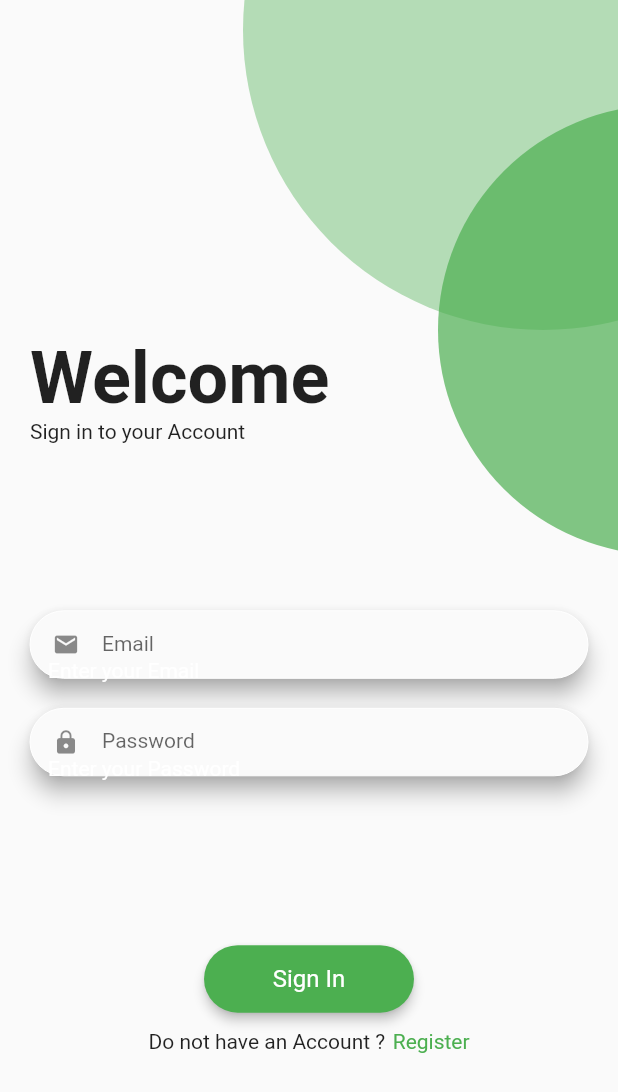
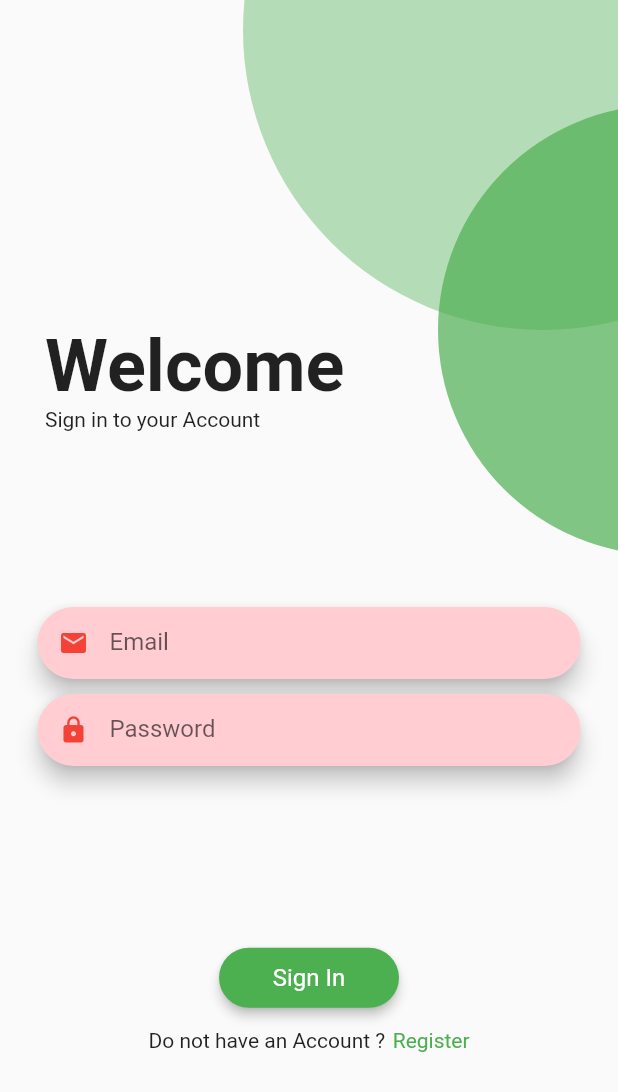
Before and after one commit to akashdeep007/hack-20, a Flutter app: the screen it shows after launch, after a tap on "Sign In", on a phone screen of 412 x 824 dp. Shown: the top 1092 px of the screen. Run offline on Flutter 3.47's test engine with Material 2 defaults, Android fonts, the phone set to English and light mode, and no system bars; our stand-ins replace cloud_firestore, firebase_auth, validators; accounts and stored records are empty.

Commit message:
Error Handling Done in Form

```diff
--- a/lib/blocs/DatabaseService.dart
+++ b/lib/blocs/DatabaseService.dart
@@ -1,5 +1,3 @@
-import 'dart:convert';
-
 import 'package:cloud_firestore/cloud_firestore.dart';
 import 'package:the_robin_app/models/User.dart';
 
--- a/lib/main.dart
+++ b/lib/main.dart
@@ -20,8 +20,8 @@ class MyApp extends StatelessWidget {
         theme: ThemeData(
           buttonTheme: ButtonThemeData(
             textTheme: ButtonTextTheme.primary,
-            height: 45,
-            minWidth: 140,
+            height: 40,
+            minWidth: 120,
             shape: RoundedRectangleBorder(
               borderRadius: BorderRadius.circular(29),
             )
--- a/lib/pages/AuthForm.dart
+++ b/lib/pages/AuthForm.dart
@@ -40,14 +40,17 @@ class _AuthFormState extends State<AuthForm> {
                   height: 100,
                 ),
               ),
-              AnimatedSwitcher(
-                duration: Duration(milliseconds: 200),
-                transitionBuilder: (child, animation) => ScaleTransition(scale: animation, alignment: FractionalOffset.center, child: child,),
-                child: _isSignup ? Signup(changeForm: _changeForm) : Login(changeForm: _changeForm,),
+              Container(
+                margin: EdgeInsets.all(10),
+                child: AnimatedSwitcher(
+                  duration: Duration(milliseconds: 200),
+                  transitionBuilder: (child, animation) => ScaleTransition(scale: animation, alignment: FractionalOffset.center, child: child,),
+                  child: _isSignup ? Signup(changeForm: _changeForm) : Login(changeForm: _changeForm,),
+                ),
               ),
             ],
           )
       ),
-    );;
+    );
   }
 }
--- a/lib/pages/LandingPage.dart
+++ b/lib/pages/LandingPage.dart
@@ -1,7 +1,7 @@
 import 'package:flutter/material.dart';
 
 class LandingPage extends StatelessWidget {
-  PageController _pageController = PageController(initialPage: 0);
+  final PageController _pageController = PageController(initialPage: 0);
   @override
   Widget build(BuildContext context) {
     return Scaffold(
--- a/lib/pages/Wrapper.dart
+++ b/lib/pages/Wrapper.dart
@@ -3,9 +3,6 @@ import 'package:flutter/material.dart';
 import 'package:provider/provider.dart';
 import 'package:the_robin_app/pages/AuthForm.dart';
 import 'package:the_robin_app/pages/Home.dart';
-import 'package:the_robin_app/pages/LandingPage.dart';
-import 'package:the_robin_app/widgets/Login.dart';
-import 'package:the_robin_app/widgets/Signup.dart';
 
 class Wrapper extends StatelessWidget {
   @override
--- /dev/null
+++ b/lib/widgets/InputField.dart
@@ -0,0 +1,39 @@
+import 'package:flutter/material.dart';
+
+
+class CustomInputField extends StatelessWidget {
+  final String title;
+  final IconData icon;
+  final Function inputHandler;
+  final bool error;
+  final bool isObsecure;
+
+  const CustomInputField({Key key, this.title, this.icon, this.inputHandler, this.error, this.isObsecure = false }) : super(key: key);
+
+  Widget build(BuildContext context) {
+    return Container(
+      margin: EdgeInsets.all(5),
+      child: Material(
+        color: error ? Colors.red[100] : Colors.white,
+        borderRadius: BorderRadius.circular(29),
+        elevation: 6,
+        child: TextFormField(
+          obscureText: isObsecure,
+          onChanged: (value){
+            inputHandler(title, value);
+          },
+          decoration: InputDecoration(
+            labelText: title,
+            prefixIcon: Icon(icon, size: 20, color: error ? Colors.red : Colors.green,),
+            floatingLabelBehavior: FloatingLabelBehavior.never,
+            isDense: true,
+            contentPadding: EdgeInsets.all(5),
+            border: OutlineInputBorder(
+                borderRadius: BorderRadius.circular(30.0),
+                borderSide: BorderSide.none),
+          ),
+
+          ),
+        ));
+  }
+}
--- a/lib/widgets/Login.dart
+++ b/lib/widgets/Login.dart
@@ -1,13 +1,11 @@
-import 'package:firebase_auth/firebase_auth.dart';
-import 'package:flutter/foundation.dart';
+import 'package:flutter/cupertino.dart';
 import 'package:flutter/material.dart';
-import 'package:provider/provider.dart';
 import 'package:the_robin_app/blocs/AuthService.dart';
-import 'package:the_robin_app/widgets/CustomCircles.dart';
-import 'package:the_robin_app/widgets/Signup.dart';
+import 'package:validators/validators.dart' as validators;
+import 'package:the_robin_app/widgets/InputField.dart';
 
 class Login extends StatefulWidget {
-  Function changeForm;
+  final Function changeForm;
   Login({this.changeForm});
   @override
   _LoginState createState() => _LoginState();
@@ -16,54 +14,25 @@ class Login extends StatefulWidget {
 class _LoginState extends State<Login> {
   String _email = "";
   String _password = "";
+  bool _emailError = false;
+  bool _passwordError = false;
+
+  bool isLoading = false;
   final _formKey = GlobalKey<FormState>();
 
-  _buildFormField(String title, Function inputHandler){
-    return Container(
-      height: 45,
-      margin: EdgeInsets.all(10),
-      child: Material(
-        borderRadius: BorderRadius.circular(29),
-        shadowColor: Colors.grey,
-        elevation: 6,
-        child: TextFormField(
-          obscureText: title.split(" ").last == "Password",
-          validator: (value){
-            if(value.length == 0) return 'Enter your $title';
-          },
-          style: TextStyle(fontSize: 14),
-          onChanged: (value) => inputHandler(title, value),
-          decoration: InputDecoration(
-            labelText: title,
-            floatingLabelBehavior: FloatingLabelBehavior.never,
-            isDense: true,
-            errorBorder: OutlineInputBorder(
-                borderSide: BorderSide(width: 0, color: Colors.white),
-                gapPadding: 12.0,
-                borderRadius: BorderRadius.circular(29)
-            ),
-            errorStyle: TextStyle(height: -1, inherit: debugInstrumentationEnabled),
-            focusedErrorBorder: OutlineInputBorder(
-                borderSide: BorderSide(width: 0, color: Colors.white),
-                borderRadius: BorderRadius.circular(29)
-            ),
-            border: OutlineInputBorder(
-                borderRadius: BorderRadius.circular(29)
-            ),
-            prefixIcon: title == "Email" ? Icon(Icons.email) : Icon(Icons.lock),
-          ),
-        ),
-      ),
-    );
-  }
-
-  void inputHandler(String inputField, String value){
-    switch(inputField){
+  void inputHandler(String inputField, String value) {
+    switch (inputField) {
       case "Email":
-        setState(() => _email = value);
+        setState(() {
+          _email = value;
+          _emailError = false;
+        });
         break;
       case "Password":
-        setState(() => _password = value);
+        setState((){
+          _password = value;
+          _passwordError = false;
+        });
         break;
       default:
         break;
@@ -74,52 +43,82 @@ class _LoginState extends State<Login> {
   Widget build(BuildContext context) {
     final AuthService _auth = AuthService();
     final width = MediaQuery.of(context).size.width;
-    final height = MediaQuery.of(context).size.height;
+//    final height = MediaQuery.of(context).size.height;
     return Column(
       mainAxisAlignment: MainAxisAlignment.spaceEvenly,
       children: <Widget>[
-        SizedBox(height: 1,),
+        SizedBox(
+          height: 1,
+        ),
         Container(
           margin: EdgeInsets.only(left: 10),
           width: width,
           child: Column(
             crossAxisAlignment: CrossAxisAlignment.start,
             children: <Widget>[
-              Text("Welcome", style: TextStyle(fontSize: 48, fontWeight: FontWeight.bold),),
+              Text(
+                "Welcome",
+                style: TextStyle(fontSize: 48, fontWeight: FontWeight.bold),
+              ),
               Text("Sign in to your Account"),
             ],
           ),
         ),
-        Form(
-          key: _formKey,
-          child: Column(
-            children: <Widget>[
-              _buildFormField("Email", inputHandler),
-              _buildFormField("Password", inputHandler)
-            ],
+        Padding(
+          padding: const EdgeInsets.symmetric(vertical : 20.0),
+          child: Form(
+            key: _formKey,
+            child: Column(
+              mainAxisAlignment: MainAxisAlignment.spaceEvenly,
+              children: <Widget>[
+//              _buildFormField("Email", inputHandler),
+//              _buildFormField("Password", inputHandler)
+                CustomInputField(title: "Email", icon: Icons.email, error: _emailError, inputHandler: inputHandler,),
+                CustomInputField(title: "Password", icon: Icons.lock, error: _passwordError, inputHandler: inputHandler, isObsecure: true,),
+
+              ],
+            ),
           ),
         ),
         Column(
           children: <Widget>[
-            RaisedButton(onPressed: () async {
-              print(_email + " " + _password);
-              if(_formKey.currentState.validate()){
-                await _auth.signInWithEmailAndPassword(_email.trim(), _password.trim());
-              }
-            }, child: Text("Sign In"), elevation: 3,),
-            SizedBox(height: 10,),
+            RaisedButton(
+              onPressed: () async {
+                print(_email + " " + _password);
+                if(!validators.isEmail(_email.trim())) setState(() => _emailError = true);
+                if(_password.trim().length < 8) setState(() => _passwordError = true);
+                if(!_emailError && !_passwordError) {
+                  setState(() => isLoading = true);
+                  _auth.signInWithEmailAndPassword(_email, _password);
+                  setState(() => isLoading = false);
+                };
+                },
+              child: Text("Sign In"),
+              elevation: 3,
+            ),
+            SizedBox(
+              height: 10,
+            ),
             Row(
               mainAxisAlignment: MainAxisAlignment.center,
               children: <Widget>[
-                Text("Do not have an Account ?", style: TextStyle(fontSize: 14),),
-                SizedBox(width: 5,),
+                Text(
+                  "Do not have an Account ?",
+                  style: TextStyle(fontSize: 14),
+                ),
+                SizedBox(
+                  width: 5,
+                ),
                 InkWell(
                     onTap: () => widget.changeForm(),
-                    child: Text("Register", style: TextStyle(fontSize: 14, color: Colors.green), ))
-              ],),
+                    child: Text(
+                      "Register",
+                      style: TextStyle(fontSize: 14, color: Colors.green),
+                    ))
+              ],
+            ),
           ],
         ),
-
       ],
     );
   }
--- a/pubspec.yaml
+++ b/pubspec.yaml
@@ -27,6 +27,7 @@ dependencies:
   cloud_firestore: ^0.13.7
   provider:
   flutter_screenutil: ^2.1.0
+  validators:
 
 dev_dependencies:
   flutter_test:
```
Also changed, not shown: lib/widgets/Signup.dart (+48 -44 lines), pubspec.lock.
